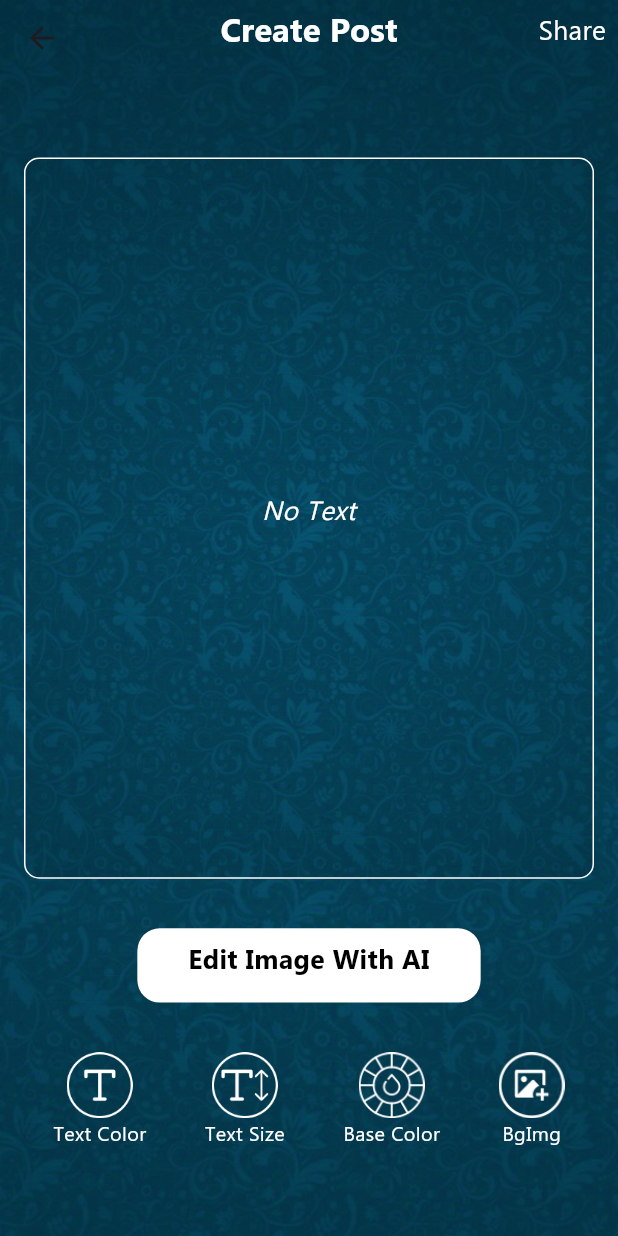
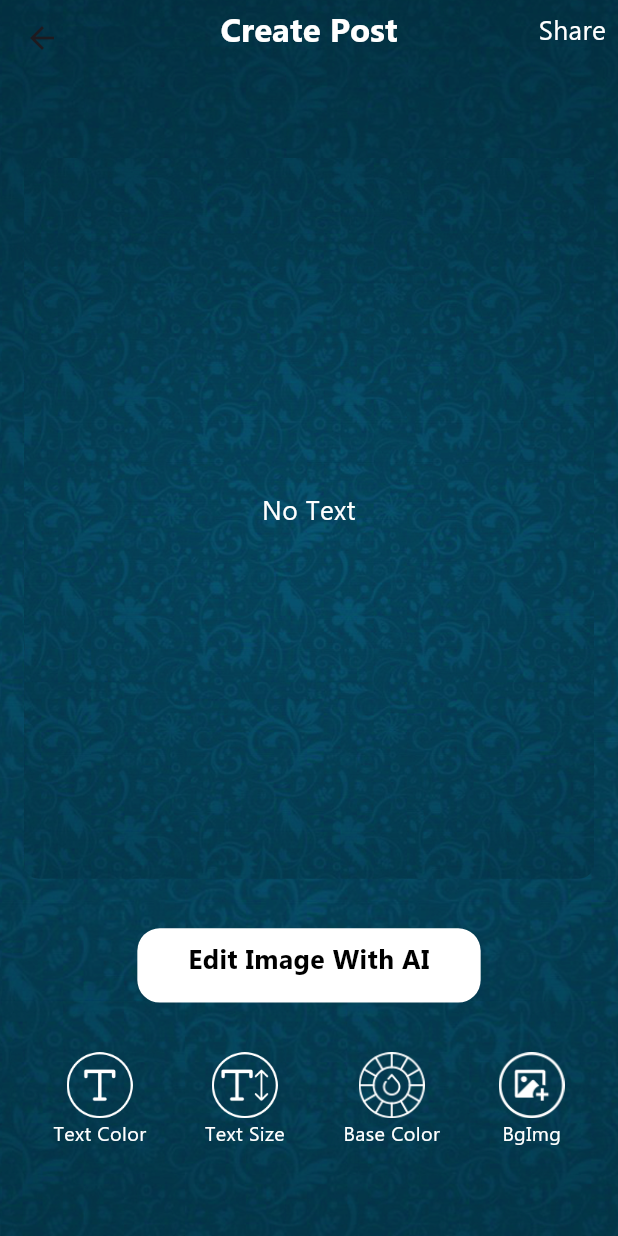
Before and after one commit to BhargavFalcon/Love_shayri, a Flutter app: the CreatePostScreenView screen opened by its route, on a phone screen of 412 x 824 dp. Run offline on Flutter 3.47's test engine with Material 3 defaults, Android fonts, the phone set to English and light mode, and no system bars; our stand-ins replace flutter_colorpicker, get, get_it, get_storage, image_picker, in_app_purchase and 3 more; missing offline and left inert: in_app_purchase_android, in_app_purchase_storekit, scroll_screenshot; accounts and stored records are empty.

Commit message:
Crate post Done

```diff
--- a/lib/app/modules/createPostScreen/views/create_post_screen_view.dart
+++ b/lib/app/modules/createPostScreen/views/create_post_screen_view.dart
@@ -78,35 +78,19 @@ class CreatePostScreenView extends GetWidget<CreatePostScreenController> {
                           Expanded(
                             child: RepaintBoundary(
                               key: controller.screenshotKey,
-                              child: Container(
+                              child: (controller.isEditByAi.value == true)
+                                  ? Container(
                                       padding: Spacing.all(16),
                                       decoration: BoxDecoration(
-                                  color: controller.backgroundColor?.value,
-                                  image: (controller.filePath.isNotEmpty)
-                                      ? DecorationImage(
-                                          image: FileImage(
-                                              File(controller.filePath.value)),
-                                          fit: BoxFit.cover,
-                                        )
-                                      : controller.backgroundColor != null
-                                          ? null
-                                          : DecorationImage(
+                                        image: DecorationImage(
                                           image: AssetImage(isDarkMode
                                               ? ImageConstant.darkModeBg
                                               : ImageConstant.lightModeBg),
-                                              fit: BoxFit.cover,
-                                            ),
-                                  border: Border.all(
-                                    color: isDarkMode
-                                        ? Colors.white
-                                        : Colors.black,
-                                    width:
-                                        (controller.isCaptureScreenShot.isTrue)
-                                            ? 0
-                                            : 1,
+                                          fit: BoxFit.fill,
                                         ),
                                         borderRadius: BorderRadius.circular(
-                                      (controller.isCaptureScreenShot.isTrue)
+                                            (controller
+                                                    .isCaptureScreenShot.isTrue)
                                                 ? 0
                                                 : 10),
                                       ),
@@ -114,13 +98,54 @@ class CreatePostScreenView extends GetWidget<CreatePostScreenController> {
                                         padding: Spacing.horizontal(16),
                                         child: Center(
                                           child: TextView(
-                                      text: controller
-                                              .shayarimodel.value.shayariText ??
+                                            text: controller.shayarimodel.value
+                                                    .shayariText ??
+                                                "No Text",
+                                            color: isDarkMode
+                                                ? ColorConstants.white
+                                                : ColorConstants.black,
+                                            fontSize: 16,
+                                          ),
+                                        ),
+                                      ),
+                                    )
+                                  : Container(
+                                      padding: Spacing.all(16),
+                                      decoration: BoxDecoration(
+                                        color:
+                                            controller.backgroundColor?.value,
+                                        image: (controller.filePath.isNotEmpty)
+                                            ? DecorationImage(
+                                                image: FileImage(File(
+                                                    controller.filePath.value)),
+                                                fit: BoxFit.cover,
+                                              )
+                                            : controller.backgroundColor != null
+                                                ? null
+                                                : DecorationImage(
+                                                    image: AssetImage(isDarkMode
+                                                        ? ImageConstant
+                                                            .darkModeBg
+                                                        : ImageConstant
+                                                            .lightModeBg),
+                                                    fit: BoxFit.cover,
+                                                  ),
+                                        borderRadius: BorderRadius.circular(
+                                            (controller
+                                                    .isCaptureScreenShot.isTrue)
+                                                ? 0
+                                                : 10),
+                                      ),
+                                      child: Padding(
+                                        padding: Spacing.horizontal(16),
+                                        child: Center(
+                                          child: TextView(
+                                            text: controller.shayarimodel.value
+                                                    .shayariText ??
                                                 "No Text",
                                             color: controller.textColor?.value,
                                             fontSize: controller.fontSize.value,
                                             textAlign: TextAlign.center,
-                                      fontStyle: FontStyle.italic,
                                           ),
                                         ),
                                       ),
```
Lines whose indentation alone changed are shown as unchanged.
